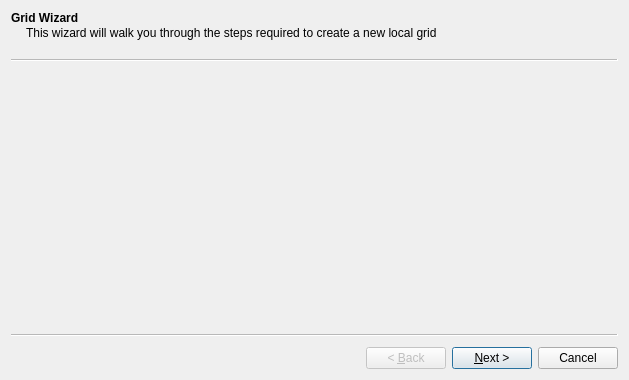
This is grid/grid_wizard_base.ui in lparchaeology/ArkPlan as Qt 5 draws it before an edit. The edited form follows.
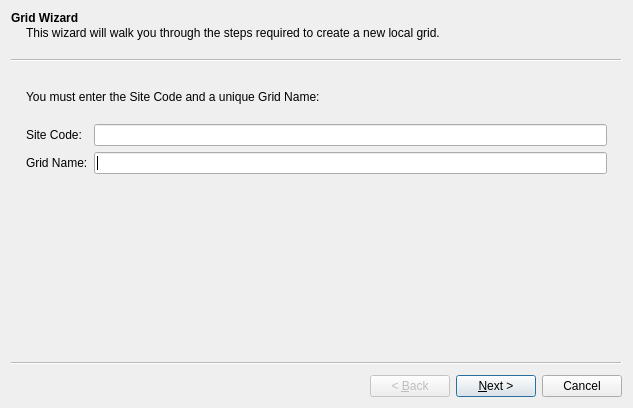
This is the edited form.

Commit message: Improve Grid wizard layout

```diff
--- a/grid/grid_wizard_base.ui
+++ b/grid/grid_wizard_base.ui
@@ -6,8 +6,8 @@
    <rect>
     <x>0</x>
     <y>0</y>
-    <width>629</width>
-    <height>380</height>
+    <width>633</width>
+    <height>408</height>
    </rect>
   </property>
   <property name="windowTitle">
@@ -18,9 +18,42 @@
     <string>Grid Wizard</string>
    </property>
    <property name="subTitle">
-    <string>This wizard will walk you through the steps required to create a new local grid</string>
+    <string>This wizard will walk you through the steps required to create a new local grid.</string>
    </property>
-   <layout class="QGridLayout" name="gridLayout_2"/>
+   <layout class="QGridLayout" name="gridLayout_2">
+    <item row="1" column="0">
+     <widget class="QLabel" name="siteCodeLabel">
+      <property name="text">
+       <string>Site Code:</string>
+      </property>
+      <property name="buddy">
+       <cstring>siteCodeEdit</cstring>
+      </property>
+     </widget>
+    </item>
+    <item row="2" column="1">
+     <widget class="QLineEdit" name="gridNameEdit"/>
+    </item>
+    <item row="1" column="1">
+     <widget class="QLineEdit" name="siteCodeEdit"/>
+    </item>
+    <item row="2" column="0">
+     <widget class="QLabel" name="gridNameLabel">
+      <property name="text">
+       <string>Grid Name:</string>
+      </property>
+     </widget>
+    </item>
+    <item row="0" column="0" colspan="2">
+     <widget class="QLabel" name="welcomePageLabel">
+      <property name="text">
+       <string>
+You must enter the Site Code and a unique Grid Name:
+</string>
+      </property>
+     </widget>
+    </item>
+   </layout>
   </widget>
   <widget class="QWizardPage" name="filesPage">
    <property name="enabled">
@@ -359,20 +392,7 @@
     <string>Enter the origin, extent, and interval of the local coordinates.</string>
    </property>
    <layout class="QGridLayout" name="gridLayout_5">
-    <item row="0" column="0">
-     <widget class="QLabel" name="siteCodeLabel">
-      <property name="text">
-       <string>Site Code:</string>
-      </property>
-      <property name="buddy">
-       <cstring>siteCodeEdit</cstring>
-      </property>
-     </widget>
-    </item>
-    <item row="1" column="1" colspan="2">
-     <widget class="QLineEdit" name="gridNameEdit"/>
-    </item>
-    <item row="6" column="2">
+    <item row="4" column="2">
      <widget class="QSpinBox" name="localNorthingIntervalSpin">
       <property name="suffix">
        <string> m</string>
@@ -401,10 +421,7 @@
       </property>
      </widget>
     </item>
-    <item row="0" column="1" colspan="2">
-     <widget class="QLineEdit" name="siteCodeEdit"/>
-    </item>
-    <item row="6" column="1">
+    <item row="4" column="1">
      <widget class="QSpinBox" name="localEastingIntervalSpin">
       <property name="suffix">
        <string> m</string>
@@ -493,14 +510,7 @@
       </property>
      </widget>
     </item>
-    <item row="1" column="0">
-     <widget class="QLabel" name="gridNameLabel">
-      <property name="text">
-       <string>Grid Name:</string>
-      </property>
-     </widget>
-    </item>
-    <item row="6" column="0">
+    <item row="4" column="0">
      <widget class="QLabel" name="localIntervalLabel">
       <property name="text">
        <string>Grid Interval:</string>
```
Left out of the diff: 56 changed lines with no effect on the pictures. The commit also changes 3 other files.
